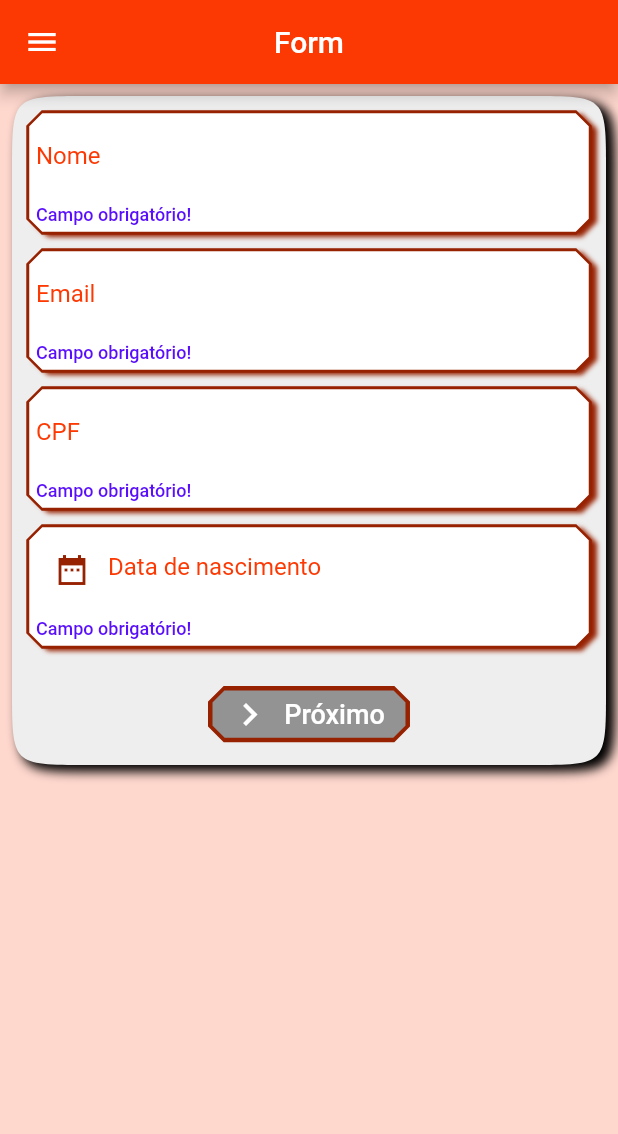
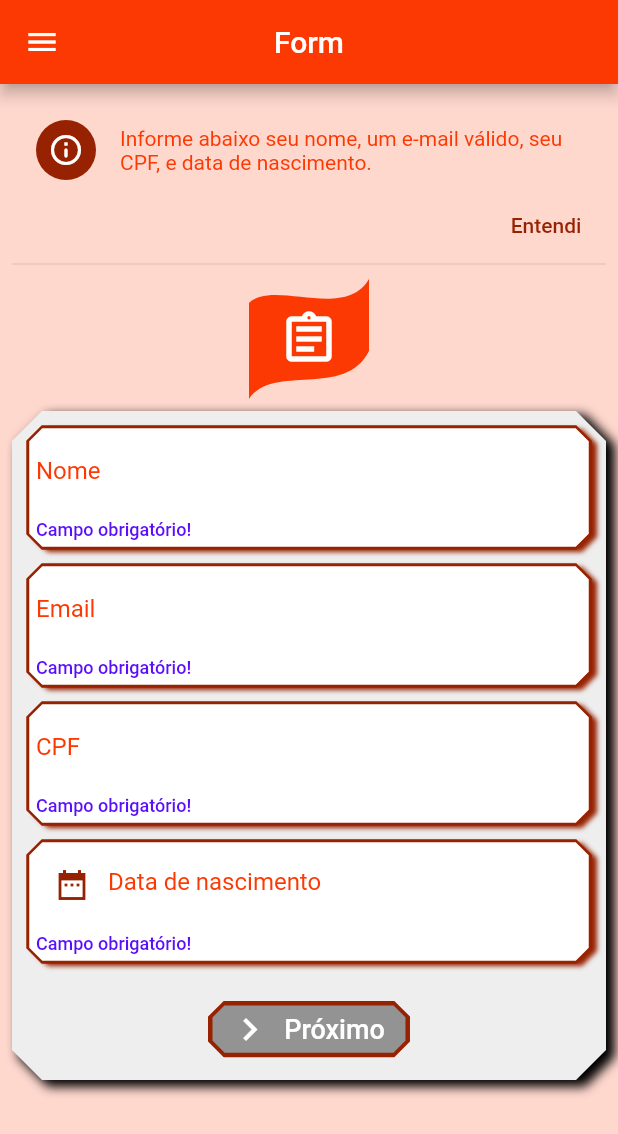
Before and after one commit to afmireski/FlutterStylesApp, a Flutter app: the screen it shows after launch, swiped to page 2, on a phone screen of 412 x 824 dp. Shown: the top 1134 px of the screen. Run offline on Flutter 3.47's test engine with Material 2 defaults, Android fonts, the phone set to English and light mode, and no system bars; our stand-ins replace date_format, flutter_mobx, mask_text_input_formatter, mobx; generated files the repository leaves out were written again.

Commit message:
Adição de decorações ao formulário

```diff
--- /dev/null
+++ b/flutter_styles_app/lib/components/clippers/flagClipper.dart
@@ -0,0 +1,23 @@
+import 'package:flutter/material.dart';
+
+class FlagClipper extends CustomClipper<Path> {
+  @override
+  Path getClip(Size size) {
+    Path path = Path();
+    // path.moveTo(0, size.height * 0.2);
+    path.lineTo(0, size.height);
+    path.cubicTo(size.width * 0.2, size.height * 0.7,
+        size.width * 0.8, size.height,
+        size.width, size.height * 0.6);
+    path.lineTo(size.width, size.height);
+    path.lineTo(size.width, 0);
+    path.cubicTo(size.width * 0.8, size.height * 0.35,size.width * 0.2, 0, 0, size.height * 0.2);
+    path.close();
+
+    return path;
+  }
+
+  @override
+  bool shouldReclip(covariant CustomClipper<Path> oldClipper) => true;
+
+}
--- a/flutter_styles_app/lib/flutterStylesApp/form/firstFormScreen.dart
+++ b/flutter_styles_app/lib/flutterStylesApp/form/firstFormScreen.dart
@@ -1,14 +1,17 @@
 import 'package:date_format/date_format.dart';
 import 'package:flutter/material.dart';
 import 'package:flutter_mobx/flutter_mobx.dart';
+import 'package:flutter_styles_app/components/clippers/flagClipper.dart';
 import 'package:flutter_styles_app/components/inputFields/beveleadRectangleDatePicker.dart';
 import 'package:flutter_styles_app/components/inputFields/beveledRectangleTextField.dart';
+import 'package:flutter_styles_app/flutterStylesApp/form/controllers/bannerController.dart';
 import 'package:flutter_styles_app/flutterStylesApp/form/controllers/formController.dart';
 import 'package:flutter_styles_app/flutterStylesApp/form/secondFormScreen.dart';
 import 'package:mask_text_input_formatter/mask_text_input_formatter.dart';
 
 class FirstFormScreen extends StatelessWidget {
   final FormController formController = FormController();
+  final BannerController _bannerController = BannerController();
 
   final cpfMask = MaskTextInputFormatter(mask: '###.###.###-##');
 
@@ -22,10 +25,49 @@ class FirstFormScreen extends StatelessWidget {
         physics: BouncingScrollPhysics(),
         padding: EdgeInsets.symmetric(horizontal: 8.0),
         children: [
+          Observer(
+            builder: (context) {
+              if (_bannerController.show) {
+                return MaterialBanner(
+                  content: Text(
+                    'Informe abaixo seu nome, um e-mail válido, seu CPF, e data de nascimento.',
+                  ),
+                  contentTextStyle: TextStyle(color: Theme.of(context).accentColor),
+                  leading: CircleAvatar(child: Icon(Icons.info_outline_rounded, color: Colors.white),),
+                  backgroundColor: Theme.of(context).scaffoldBackgroundColor,
+                  actions: [
+                    TextButton(
+                        onPressed: () {
+                          _bannerController.changeShow(false);
+                        },
+                        child: Text(
+                          'Entendi',
+                          style: TextStyle(color: Theme.of(context).primaryColorDark),))
+                  ],
+                  forceActionsBelow: true,
+                );
+              } else {
+                return Container();
+              }
+            }
+          ),
+          SizedBox(height: 10.0,),
+          Align(
+            alignment: Alignment.center,
+            child: ClipPath(
+              clipper: FlagClipper(),
+              child: Container(
+                color: Theme.of(context).primaryColor,
+                child: Center(child: Icon(Icons.assignment_outlined, color: Colors.white, size: 40.0,)),
+                padding: EdgeInsets.all(20.0),
+                width: 80,
+              ),
+            ),
+          ),
           Container(
             decoration: ShapeDecoration(
-              shape: ContinuousRectangleBorder(
-                  borderRadius: BorderRadius.circular(50.0)),
+              shape: BeveledRectangleBorder(
+                  borderRadius: BorderRadius.circular(20.0)),
               shadows: [
                 BoxShadow(
                     color: Colors.black,
--- a/flutter_styles_app/lib/flutterStylesApp/home/homeScreen.dart
+++ b/flutter_styles_app/lib/flutterStylesApp/home/homeScreen.dart
@@ -44,7 +44,7 @@ class _HomeScreenState extends State<HomeScreen> {
                       fontSize: 16.0),
                 ),
               ),
-            )
+            ),
           ],
         ),
       ),
```
Also changed, not shown: flutter_styles_app/lib/flutterStylesApp/form/controllers/bannerController.dart (added, +13 -0 lines), flutter_styles_app/lib/flutterStylesApp/form/secondFormScreen.dart (+53 -3 lines), flutter_styles_app/lib/flutterStylesApp/form/controllers/bannerController.g.dart (added).
